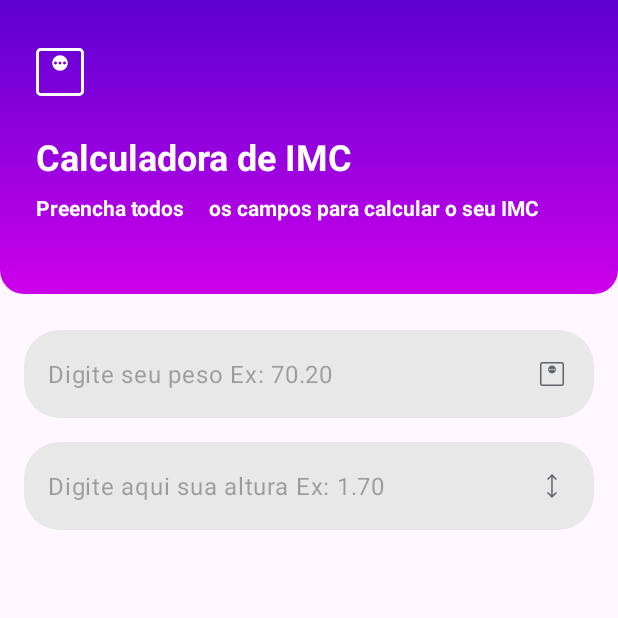
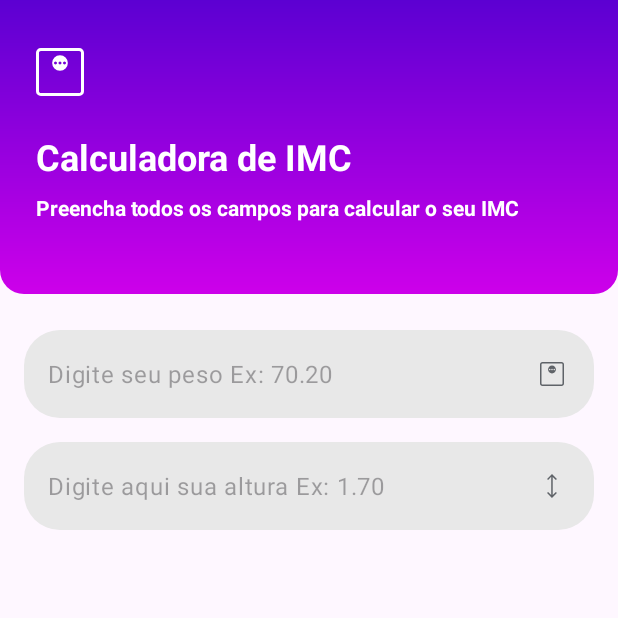
Before and after one commit to andre-tardelli/CalculadoraIMC, an Android app: the screen it shows after launch (MainActivity), on a phone screen of 412 x 824 dp, the top half of it. Run offline under Robolectric (Android 15) with nearby library versions, the phone set to English and light mode, and no system bars.

Commit message:
Clean code

```diff
--- a/app/src/main/java/com/comunidadedevspace/imc/MainActivity.kt
+++ b/app/src/main/java/com/comunidadedevspace/imc/MainActivity.kt
@@ -16,38 +16,26 @@ class MainActivity : AppCompatActivity() {
         val edtAltura = findViewById<TextInputEditText>(R.id.edt_altura)
         val btnCalcular = findViewById<Button>(R.id.btn_calcular)
 
-        //Recuperar os componentes de EdtText e Button
-        //Criar uma variável e assossiar os componentes UI <edtText>
-        //Criar ação do button <setOnCLickListener>
-
         btnCalcular.setOnClickListener {
             val pesoStr: String = edtPeso.text.toString()
             val alturaStr: String = edtAltura.text.toString()
 
             if (pesoStr == "" || alturaStr == "") {
-                //Mostrar mensagem para o usuário
                 Snackbar.make(
                     edtPeso, "Preencha todos os campos",
                     Snackbar.LENGTH_LONG,
                 ).show()
 
             } else {
-
                 val peso = pesoStr.toFloat()
                 val altura = alturaStr.toFloat()
 
                 val alturaQ2 = altura * altura
                 val resultado = peso / alturaQ2
 
-                //Criação de nova tela
-                //Navegar entre as telas
-                //Utilização da classe INTENT (Classe própria do Android)
-
                 val intent = Intent(this, Result_Activity::class.java)
                 intent.putExtra(KEY_RESULT_IMC, resultado)
                 startActivity(intent)
-
-                println("Ação do button " + resultado)
             }
         }
     }
--- a/app/src/main/java/com/comunidadedevspace/imc/Result_Activity.kt
+++ b/app/src/main/java/com/comunidadedevspace/imc/Result_Activity.kt
@@ -37,7 +37,6 @@ class Result_Activity : AppCompatActivity() {
             tvClassificacao.setTextColor(Color.RED)
             "OBESIDADE GRAVE"
         }
-
         tvClassificacao.text = classificacao
     }
 }
--- a/app/src/main/res/layout/activity_main.xml
+++ b/app/src/main/res/layout/activity_main.xml
@@ -9,40 +9,40 @@
 
     <LinearLayout
         android:id="@+id/vg_header"
-        android:orientation="vertical"
-        android:background="@drawable/gradient_bg"
         android:layout_width="match_parent"
         android:layout_height="wrap_content"
-        app:layout_constraintTop_toTopOf="parent" >
+        android:background="@drawable/gradient_bg"
+        android:orientation="vertical"
+        app:layout_constraintTop_toTopOf="parent">
 
         <ImageView
-            android:src="@drawable/ic_weight"
-            android:layout_marginStart="16dp"
-            android:layout_marginBottom="16dp"
-            android:layout_marginTop="24dp"
             android:layout_width="48dp"
             android:layout_height="48dp"
+            android:layout_marginStart="16dp"
+            android:layout_marginTop="24dp"
+            android:layout_marginBottom="16dp"
+            android:src="@drawable/ic_weight"
             app:tint="@color/white" />
 
         <TextView
+            android:layout_width="wrap_content"
+            android:layout_height="wrap_content"
+            android:layout_marginStart="24dp"
             android:text="Calculadora de IMC"
-            android:layout_marginStart="24dp"
             android:textColor="@color/white"
-            android:textStyle="bold"
             android:textSize="24sp"
-            android:layout_width="wrap_content"
-            android:layout_height="wrap_content"/>
+            android:textStyle="bold" />
 
         <TextView
-            android:text="Preencha todos     os campos para calcular o seu IMC"
+            android:layout_width="wrap_content"
+            android:layout_height="wrap_content"
             android:layout_marginStart="24dp"
+            android:layout_marginTop="8dp"
             android:layout_marginEnd="24dp"
-            android:layout_marginTop="8dp"
             android:layout_marginBottom="48dp"
+            android:text="Preencha todos os campos para calcular o seu IMC"
             android:textColor="@color/white"
-            android:textStyle="bold"
-            android:layout_width="wrap_content"
-            android:layout_height="wrap_content"/>
+            android:textStyle="bold" />
 
     </LinearLayout>
 
@@ -55,16 +55,14 @@
         app:layout_constraintBottom_toBottomOf="parent"
         app:layout_constraintEnd_toEndOf="parent"
         app:layout_constraintStart_toStartOf="parent" />
-    <!--android:background="@color/primary_400" -->
-
 
     <com.google.android.material.textfield.TextInputLayout
         android:id="@+id/textInputLayout"
         android:layout_width="match_parent"
         android:layout_height="wrap_content"
         android:layout_marginStart="16dp"
+        android:layout_marginTop="24dp"
         android:layout_marginEnd="16dp"
-    android:layout_marginTop="24dp"
         app:hintEnabled="false"
         app:layout_constraintTop_toBottomOf="@+id/vg_header"
         tools:layout_editor_absoluteX="1dp">
@@ -91,14 +89,13 @@
 
         <com.google.android.material.textfield.TextInputEditText
             android:id="@+id/edt_altura"
-        android:drawableEnd="@drawable/ic_height"
-        android:maxLength="4"
             android:layout_width="match_parent"
             android:layout_height="wrap_content"
             android:background="@drawable/rounded_bg"
+            android:drawableEnd="@drawable/ic_height"
             android:hint="Digite aqui sua altura Ex: 1.70"
-        android:inputType="numberDecimal" />
+            android:inputType="numberDecimal"
+            android:maxLength="4" />
     </com.google.android.material.textfield.TextInputLayout>
 
-
 </androidx.constraintlayout.widget.ConstraintLayout>
--- a/app/src/main/res/layout/activity_result.xml
+++ b/app/src/main/res/layout/activity_result.xml
@@ -50,10 +50,10 @@
             android:layout_width="match_parent"
             android:layout_height="wrap_content"
             android:layout_marginTop="24dp"
-            android:textColor="@color/white"
             android:layout_marginBottom="48dp"
             android:gravity="center"
             android:maxLength="5"
+            android:textColor="@color/white"
             android:textSize="64sp"
             android:textStyle="bold"
             tools:text="23.66" />
```
Lines whose indentation alone changed are shown as unchanged.
